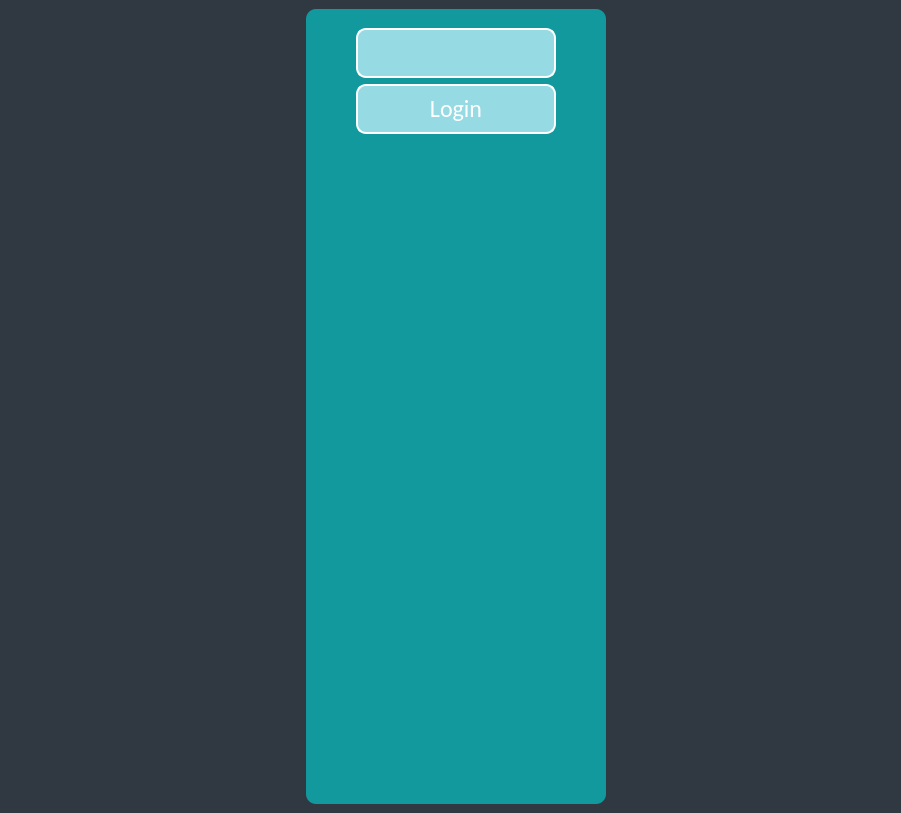
Old version of the form Hospital_Management.ui in the repository Galiold/Hospital-Management.
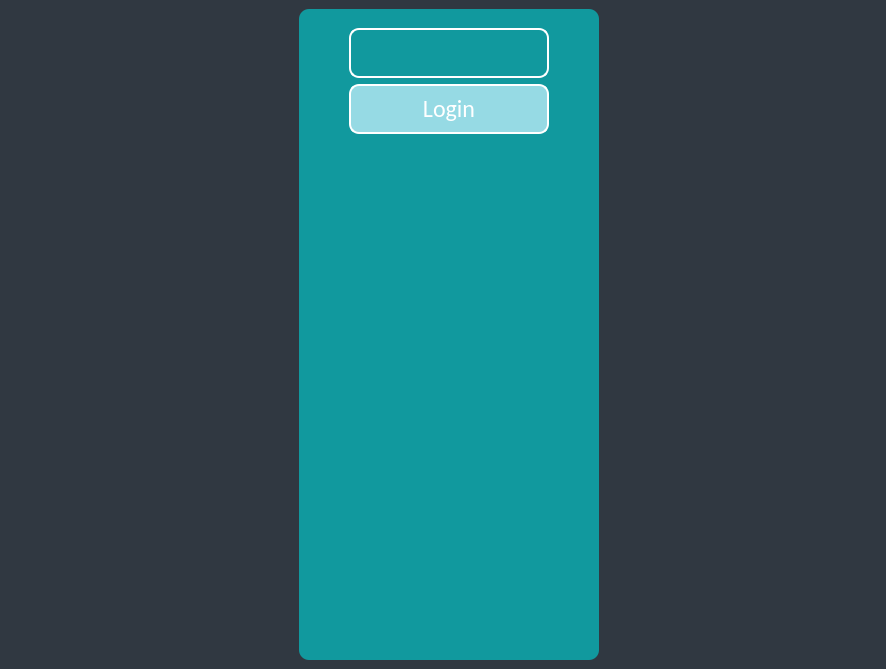
New version of the form.

```diff
--- a/Hospital_Management.ui
+++ b/Hospital_Management.ui
@@ -6,8 +6,8 @@
    <rect>
     <x>0</x>
     <y>0</y>
-    <width>901</width>
-    <height>813</height>
+    <width>886</width>
+    <height>669</height>
    </rect>
   </property>
   <property name="windowTitle">
@@ -143,8 +143,7 @@
              </property>
              <property name="styleSheet">
               <string notr="true">border: 2px solid #fff;
-background-color: #96dae4;
-color: #fff
+color: #fff;
 </string>
              </property>
              <property name="inputMethodHints">
```
Left out of the diff: 5 changed lines with no effect on the pictures.
